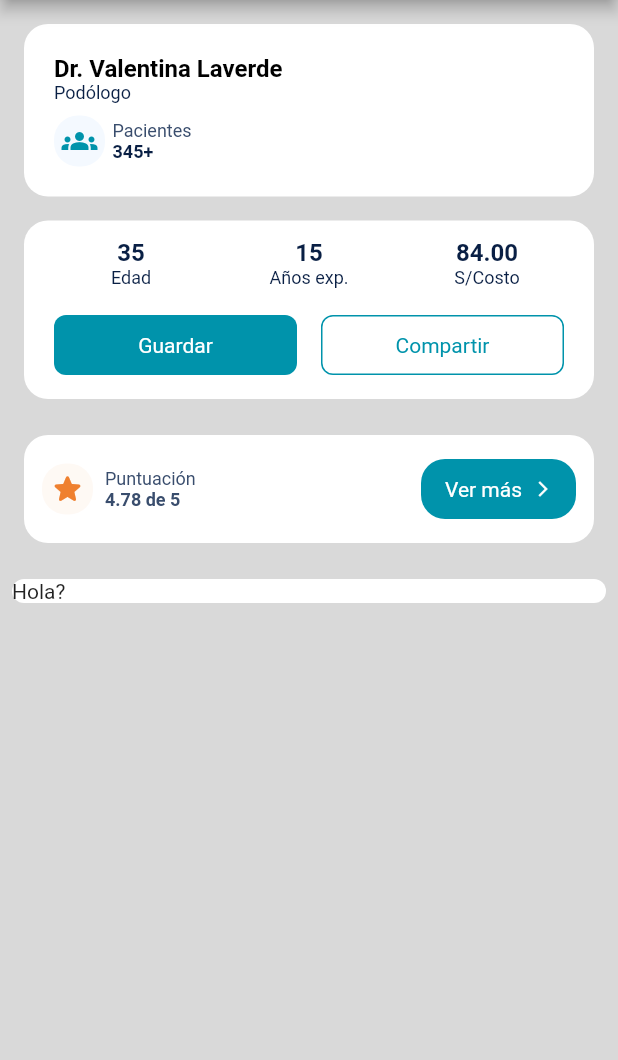
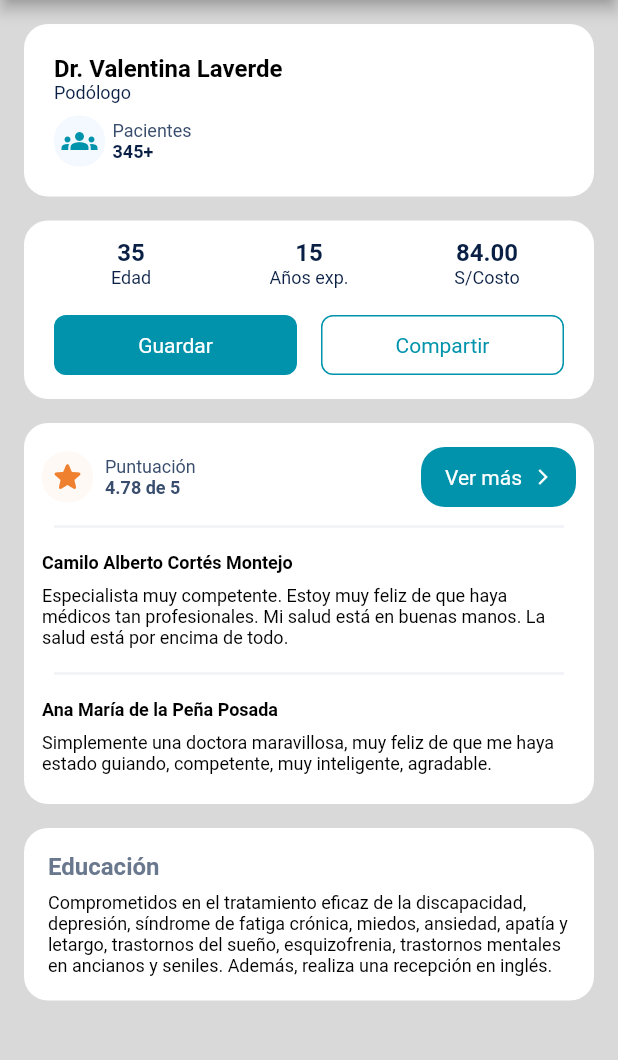
Before and after one commit to MIRAI-AppsMoviles-WS62-GRUPO-2/DocSeekerApp, a Flutter app: the screen it shows after launch, on a phone screen of 412 x 824 dp, the part 84-1144 px from its top. Run offline on Flutter 3.47's test engine with Material 2 defaults, Android fonts, the phone set to English and light mode, and no system bars.

Commit message:
Add comments container and education information

```diff
--- a/lib/professional_profile.dart
+++ b/lib/professional_profile.dart
@@ -30,7 +30,7 @@ class _ProfessionalProfileState extends State<ProfessionalProfile> {
         ),
       ),
       backgroundColor: const Color(0xffd9d9d9),
-      body: Column(
+      body: ListView(
         children: [
           // PRIMER CUADRO
           Row(
@@ -197,14 +197,13 @@ class _ProfessionalProfileState extends State<ProfessionalProfile> {
             children: [
               Expanded(
                 child: Padding(
-                  padding: const EdgeInsets.all(16.0),
+                  padding: const EdgeInsets.symmetric(horizontal: 16.0, vertical: 8.0),
                   child: Container(
+                    padding: const EdgeInsets.all(12),
                     decoration: const BoxDecoration(
                         borderRadius: BorderRadius.all(Radius.circular(16)),
                         color: Colors.white
                     ),
-                    child: Padding(
-                      padding: const EdgeInsets.all(12.0),
                     child: Column(
                       children:[
                         Row(
@@ -255,9 +254,57 @@ class _ProfessionalProfileState extends State<ProfessionalProfile> {
                               ),
                             )
                           ]
+                        ),
+                        Padding(
+                          padding: const EdgeInsets.symmetric(vertical: 8.0, horizontal: 8.0),
+                          child: Container(
+                            width: double.infinity,
+                            decoration: BoxDecoration(
+                              border: Border.all(color: const Color(0xffF2F4F7), width: 1)
                             )
+                          ),
+                        ),
+                        const Padding(
+                          padding: EdgeInsets.symmetric(vertical: 8.0),
+                          child: Column(
+                            crossAxisAlignment: CrossAxisAlignment.start,
+                            children: [
+                              Padding(
+                                padding: EdgeInsets.only(bottom: 8.0),
+                                child: Text("Camilo Alberto Cortés Montejo", style: TextStyle(fontWeight: FontWeight.bold, fontSize: 12, color: Colors.black)),
+                              ),
+                              Text("Especialista muy competente. Estoy muy feliz "
+                                  "de que haya médicos tan profesionales. Mi salud "
+                                  "está en buenas manos. La salud está por encima "
+                                  "de todo.", style: TextStyle(fontSize: 12, color: Colors.black))
                             ]
                           ),
+                        ),
+                        Padding(
+                          padding: const EdgeInsets.symmetric(vertical: 8.0, horizontal: 8.0),
+                          child: Container(
+                              width: double.infinity,
+                              decoration: BoxDecoration(
+                                  border: Border.all(color: const Color(0xffF2F4F7), width: 1)
+                              )
+                          ),
+                        ),
+                        const Padding(
+                          padding: EdgeInsets.symmetric(vertical: 8.0),
+                          child: Column(
+                            crossAxisAlignment: CrossAxisAlignment.start,
+                              children: [
+                                Padding(
+                                  padding: EdgeInsets.only(bottom: 8.0),
+                                  child: Text("Ana María de la Peña Posada", style: TextStyle(fontWeight: FontWeight.bold, fontSize: 12, color: Colors.black)),
+                                ),
+                                Text("Simplemente una doctora maravillosa, "
+                                    "muy feliz de que me haya estado guiando, "
+                                    "competente, muy inteligente, agradable.", style: TextStyle(fontSize: 12, color: Colors.black))
+                              ]
+                          ),
+                        ),
+                      ]
                     )
                   ),
                 ),
@@ -268,13 +315,28 @@ class _ProfessionalProfileState extends State<ProfessionalProfile> {
             children: [
               Expanded(
                 child: Padding(
-                  padding: const EdgeInsets.all(8.0),
+                  padding: const EdgeInsets.symmetric(vertical: 8.0, horizontal: 16.0),
                   child: Container(
+                    padding: const EdgeInsets.all(16.0),
                     decoration: const BoxDecoration(
                         borderRadius: BorderRadius.all(Radius.circular(16)),
                         color: Colors.white
                     ),
-                    child: Text("Hola?"),
+                    child: const Column(
+                      crossAxisAlignment: CrossAxisAlignment.start,
+                      children: [
+                        Padding(
+                          padding: const EdgeInsets.only(bottom: 8.0),
+                          child: Text("Educación", style: TextStyle(color: Color(0xff6A788E), fontSize: 16, fontWeight: FontWeight.bold)),
+                        ),
+                        Text("Comprometidos en el tratamiento eficaz de la discapacidad, "
+                            "depresión, síndrome de fatiga crónica, miedos, ansiedad, apatía "
+                            "y letargo, trastornos del sueño, esquizofrenia, trastornos mentales "
+                            "en ancianos y seniles. Además, realiza una recepción en inglés.",
+                          style: TextStyle(fontSize:12, color: Colors.black)
+                        )
+                      ]
+                    ),
                   ),
                 ),
               ),
```
Lines whose indentation alone changed are shown as unchanged.
